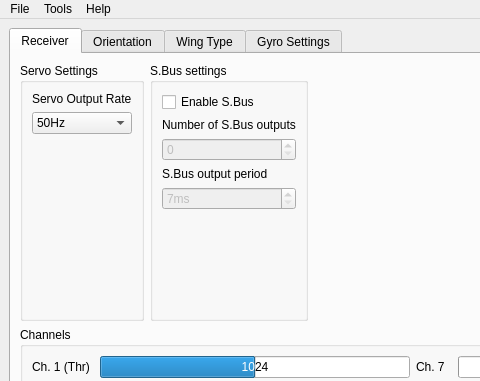
Qt form software/RX12GConfig/mainwindow.ui (bemcgarvey/RX12G) before a commit; both pictures show x 0 to 480 and y 0 to 381 of the 800 by 600 pixel window.
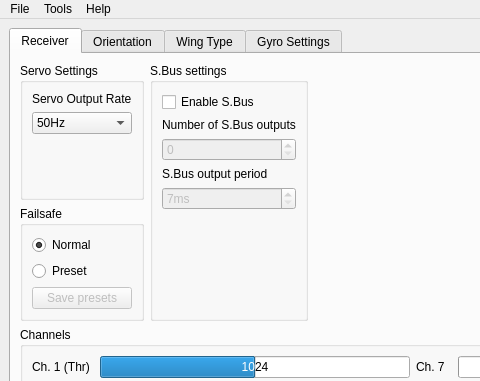
The same form after that commit.

The edit to the form file:
```diff
--- a/software/RX12GConfig/mainwindow.ui
+++ b/software/RX12GConfig/mainwindow.ui
@@ -24,10 +24,12 @@
        <attribute name="title">
         <string>Receiver</string>
        </attribute>
-       <layout class="QVBoxLayout" name="verticalLayout_4">
+       <layout class="QVBoxLayout" name="verticalLayout_6">
         <item>
          <layout class="QHBoxLayout" name="horizontalLayout_2">
           <item>
+           <layout class="QVBoxLayout" name="verticalLayout_5">
+            <item>
            <widget class="QGroupBox" name="servoSettingsGroupBox">
             <property name="title">
              <string>Servo Settings</string>
@@ -60,7 +62,7 @@
               </widget>
              </item>
              <item>
-              <spacer name="verticalSpacer">
+                <spacer name="verticalSpacer_2">
                <property name="orientation">
                 <enum>Qt::Vertical</enum>
                </property>
@@ -74,6 +76,44 @@
              </item>
             </layout>
            </widget>
+            </item>
+            <item>
+             <widget class="QGroupBox" name="failsafeGroupBox">
+              <property name="title">
+               <string>Failsafe</string>
+              </property>
+              <layout class="QVBoxLayout" name="verticalLayout_4">
+               <item>
+                <widget class="QRadioButton" name="normalFailsafeRadioButton">
+                 <property name="text">
+                  <string>Normal</string>
+                 </property>
+                 <property name="checked">
+                  <bool>true</bool>
+                 </property>
+                </widget>
+               </item>
+               <item>
+                <widget class="QRadioButton" name="presetFailsafeRadioButton">
+                 <property name="text">
+                  <string>Preset</string>
+                 </property>
+                </widget>
+               </item>
+               <item>
+                <widget class="QPushButton" name="savePresetsPushButton">
+                 <property name="enabled">
+                  <bool>false</bool>
+                 </property>
+                 <property name="text">
+                  <string>Save presets</string>
+                 </property>
+                </widget>
+               </item>
+              </layout>
+             </widget>
+            </item>
+           </layout>
           </item>
           <item>
            <widget class="QGroupBox" name="sbusSettingsGroupBox">
```
Left out of the diff: 26 changed lines with no effect on the pictures. Lines whose indentation alone changed are shown as unchanged.
